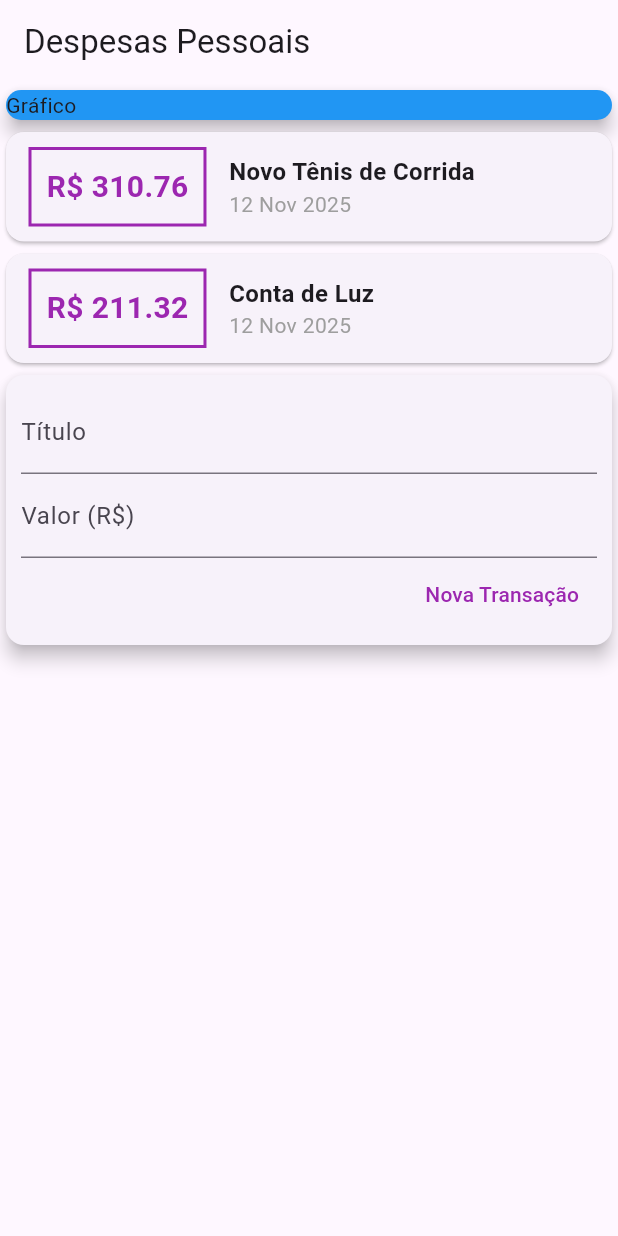
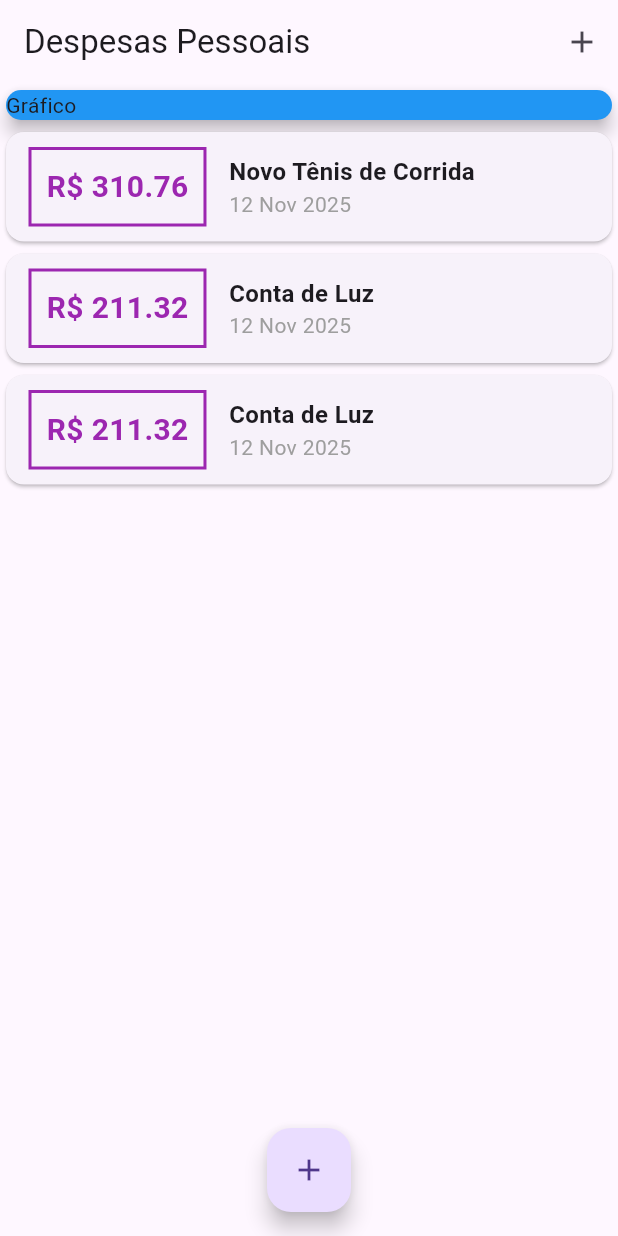
Before and after one commit to dauid64/despesas_pessoais, a Flutter app: the screen it shows after launch, on a phone screen of 412 x 824 dp. Run offline on Flutter 3.47's test engine with Material 3 defaults, Android fonts, the phone set to English and light mode, and no system bars.

Commit message:
adicionando modal

```diff
--- a/lib/components/transaction_list.dart
+++ b/lib/components/transaction_list.dart
@@ -5,28 +5,23 @@ import 'package:intl/intl.dart';
 class TransactionList extends StatelessWidget {
   final List<Transaction> transactions;
 
-  const TransactionList({
-    super.key,
-    required this.transactions,
-  });
+  const TransactionList({super.key, required this.transactions});
 
   @override
   Widget build(BuildContext context) {
-    return Column(
-            children: transactions.map((tr) {
+    return SizedBox(
+      height: 300,
+      child: ListView.builder(
+        itemCount: transactions.length,
+        itemBuilder: (ctx, index) {
+          final tr = transactions[index];
           return Card(
             child: Row(
               children: [
                 Container(
-                      margin: EdgeInsets.symmetric(
-                        horizontal: 15,
-                        vertical: 10
-                      ),
+                  margin: EdgeInsets.symmetric(horizontal: 15, vertical: 10),
                   decoration: BoxDecoration(
-                        border: Border.all(
-                          color: Colors.purple,
-                          width: 2,
-                        )
+                    border: Border.all(color: Colors.purple, width: 2),
                   ),
                   padding: EdgeInsets.all(10),
                   child: Text(
@@ -35,8 +30,8 @@ class TransactionList extends StatelessWidget {
                       fontSize: 20,
                       color: Colors.purple,
                     ),
-                        'R\$ ${tr.value.toStringAsFixed(2)}'
-                      )
+                    'R\$ ${tr.value.toStringAsFixed(2)}',
+                  ),
                 ),
                 Column(
                   crossAxisAlignment: CrossAxisAlignment.start,
@@ -46,18 +41,19 @@ class TransactionList extends StatelessWidget {
                         fontSize: 16,
                         fontWeight: FontWeight.bold,
                       ),
-                          tr.title
+                      tr.title,
                     ),
                     Text(
                       style: TextStyle(color: Colors.grey),
                       DateFormat('d MMM y').format(tr.date),
                     ),
                   ],
-                    )
+                ),
               ],
             ),
           );
-            }).toList(),
+        },
+      ),
     );
   }
 }
--- a/lib/components/transaction_usar.dart
+++ /dev/null
@@ -1,38 +0,0 @@
-import 'package:expenses/components/transaction_form.dart';
-import 'package:expenses/components/transaction_list.dart';
-import 'package:expenses/models/transaction.dart';
-import 'package:flutter/material.dart';
-
-class TransactionUser extends StatefulWidget {
-  const TransactionUser({super.key});
-
-  @override
-  State<TransactionUser> createState() => _TransactionUserState();
-}
-
-class _TransactionUserState extends State<TransactionUser> {
-  final List<Transaction> _transactions = [
-    Transaction(
-      id: 't1',
-      title: 'Novo Tênis de Corrida',
-      value: 310.76,
-      date: DateTime.now(),
-    ),
-    Transaction(
-      id: 't2',
-      title: 'Conta de Luz',
-      value: 211.32,
-      date: DateTime.now(),
-    ),
-  ];
-
-  @override
-  Widget build(BuildContext context) {
-    return Column(
-      children: [
-        TransactionList(transactions: _transactions),
-        TransactionForm()
-      ],
-    );
-  }
-}
--- a/lib/main.dart
+++ b/lib/main.dart
@@ -1,9 +1,9 @@
+import 'dart:math';
+
 import 'package:expenses/components/transaction_form.dart';
 import 'package:expenses/components/transaction_list.dart';
-import 'package:expenses/components/transaction_usar.dart';
+import 'package:flutter/material.dart';
 import 'package:expenses/models/transaction.dart';
-import 'package:flutter/material.dart';
-import 'package:intl/intl.dart';
 
 main() => runApp(ExpensesApp());
 
@@ -12,25 +12,72 @@ class ExpensesApp extends StatelessWidget {
 
   @override
   Widget build(BuildContext context) {
-    return MaterialApp(
-      home: MyHomePage(),
-    );
+    return MaterialApp(home: MyHomePage());
   }
 }
 
-class MyHomePage extends StatelessWidget {
-  MyHomePage({super.key});
+class MyHomePage extends StatefulWidget {
+  const MyHomePage({super.key});
 
-  final titleController = TextEditingController();
-  final valueController = TextEditingController();
+  @override
+  State<MyHomePage> createState() => _MyHomePageState();
+}
+
+class _MyHomePageState extends State<MyHomePage> {
+  final List<Transaction> _transactions = [
+    Transaction(
+      id: 't1',
+      title: 'Novo Tênis de Corrida',
+      value: 310.76,
+      date: DateTime.now(),
+    ),
+    Transaction(
+      id: 't2',
+      title: 'Conta de Luz',
+      value: 211.32,
+      date: DateTime.now(),
+    ),
+    Transaction(
+      id: 't2',
+      title: 'Conta de Luz',
+      value: 211.32,
+      date: DateTime.now(),
+    ),
+  ];
+
+  _addTransaction(String title, double value) {
+    final newTransaction = Transaction(
+      id: Random().nextDouble().toString(),
+      title: title,
+      value: value,
+      date: DateTime.now(),
+    );
+
+    setState(() {
+      _transactions.add(newTransaction);
+    });
+
+    Navigator.of(context).pop();
+  }
+
+  _openTransactionFormModal(BuildContext context) {
+    showModalBottomSheet(
+      context: context,
+      builder: (_) {
+        return TransactionForm(onSubmit: _addTransaction);
+      },
+    );
+  }
 
   @override
   Widget build(BuildContext context) {
     return Scaffold(
       appBar: AppBar(
         title: Text('Despesas Pessoais'),
+        actions: [IconButton(onPressed: () => _openTransactionFormModal(context), icon: Icon(Icons.add))],
       ),
-      body: Column(
+      body: SingleChildScrollView(
+        child: Column(
           crossAxisAlignment: CrossAxisAlignment.center,
           children: [
             SizedBox(
@@ -41,9 +88,15 @@ class MyHomePage extends StatelessWidget {
                 child: Text('Gráfico'),
               ),
             ),
-          TransactionUser(),
+            TransactionList(transactions: _transactions),
           ],
-      )
+        ),
+      ),
+      floatingActionButton: FloatingActionButton(
+        onPressed: () => _openTransactionFormModal(context),
+        child: Icon(Icons.add),
+      ),
+      floatingActionButtonLocation: FloatingActionButtonLocation.centerFloat,
     );
   }
 }
```
Also changed, not shown: lib/components/transaction_form.dart (+28 -13 lines). Lines whose indentation alone changed are shown as unchanged.
